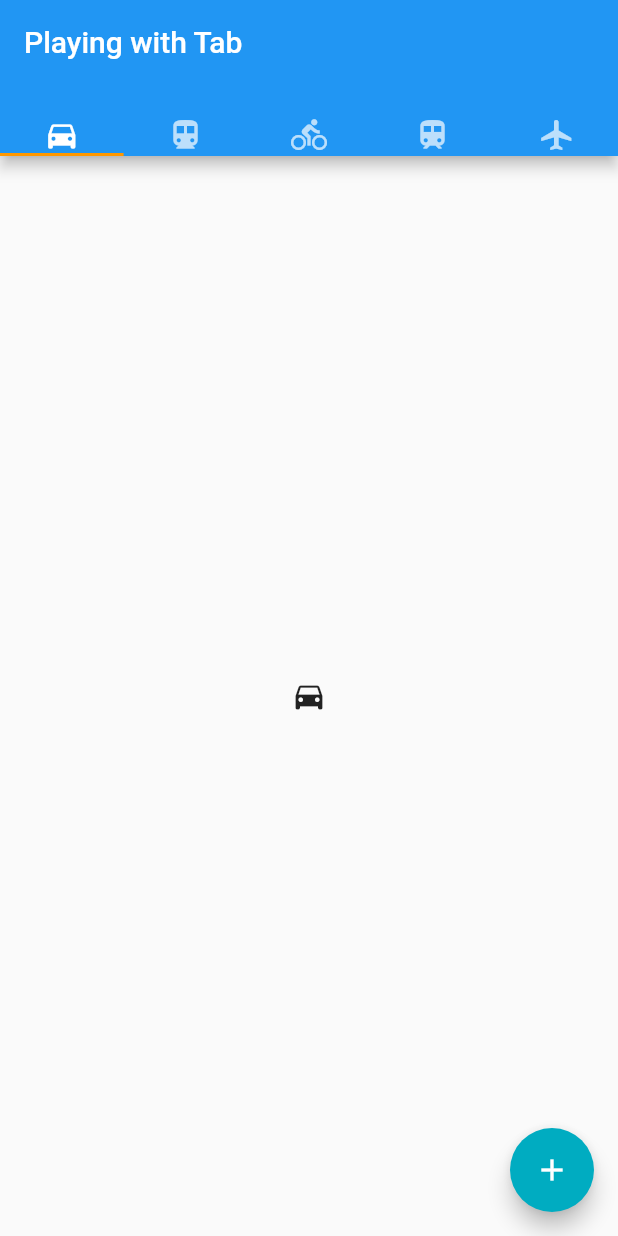
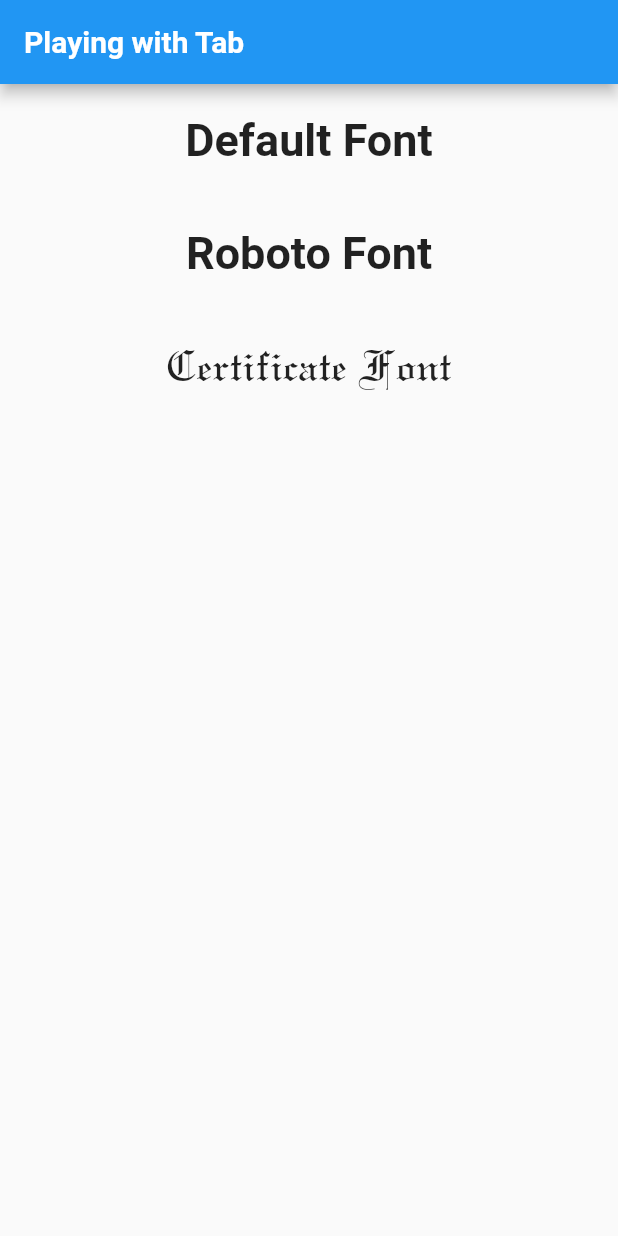
Before and after one commit to Iamsdt/playing_with_flutter, a Flutter app: the screen it shows after launch, on a phone screen of 412 x 824 dp. Run offline on Flutter 3.47's test engine with Material 2 defaults, Android fonts, the phone set to English and light mode, and no system bars.

Commit message:
Custom Font
Took 31 minutes

```diff
--- /dev/null
+++ b/lib/design/CustomFont.dart
@@ -0,0 +1,48 @@
+import 'package:flutter/material.dart';
+class CustomFont extends StatelessWidget {
+  @override
+  Widget build(BuildContext context) {
+    return MaterialApp(
+      title: "Playing with Custom Font",
+      theme: ThemeData(
+        backgroundColor: Colors.grey,
+        brightness: Brightness.light,
+        primaryColor: Colors.blue,
+        primaryColorDark: Colors.indigo,
+        accentColor: Colors.cyan[600],
+      ),
+      home: Scaffold(
+          appBar: AppBar(
+            title: Text("Playing with Tab"),
+          ),
+          body: Center(
+            child: Column(
+              children: <Widget>[
+                Padding(
+                  padding: EdgeInsets.all(20.0),
+                  child: Text("Default Font",style: TextStyle(
+                    fontSize: 30.0,
+                  ),),
+                ),
+                Padding(
+                  padding: EdgeInsets.all(20.0),
+                  child: Text("Roboto Font",
+                    style: TextStyle(
+                        fontFamily: "Roboto",
+                        fontSize: 30.0,
+                    ),),
+                ),
+                Padding(
+                  padding: EdgeInsets.all(20.0),
+                  child: Text("Certificate Font",
+                    style: TextStyle(
+                      fontFamily: "Certificate",
+                      fontSize: 30.0,
+                    ),),
+                ),
+              ],
+            ),
+          )),
+    );
+  }
+}
--- a/lib/main.dart
+++ b/lib/main.dart
@@ -1,7 +1,9 @@
 import 'package:flutter/material.dart';
+import 'package:playing_with_flutter/design/CustomFont.dart';
+
 //import 'package:playing_with_flutter/design/SnackBarDemo.dart';
 //import 'package:playing_with_flutter/design/SnackBarDemoAgain.dart';
-import 'package:playing_with_flutter/design/TabDemo.dart';
+//import 'package:playing_with_flutter/design/TabDemo.dart';
 //import 'package:playing_with_flutter/design/StyleDemo.dart';
 //import 'package:playing_with_flutter/text/TextDemo.dart';
 //import 'package:playing_with_flutter/text/TextInput.dart';
@@ -16,4 +18,6 @@ import 'package:playing_with_flutter/design/TabDemo.dart';
 
 //void main() => runApp(new SnackBarDemoAgain());
 
-void main() => runApp(new TabDemo());
+//void main() => runApp(new TabDemo());
+
+void main() => runApp(new CustomFont());
```
Also changed, not shown: pubspec.yaml (+7 -19 lines), fonts/Certificate.ttf (added), fonts/Roboto-Bold.ttf (added), fonts/login.ttf (added).
